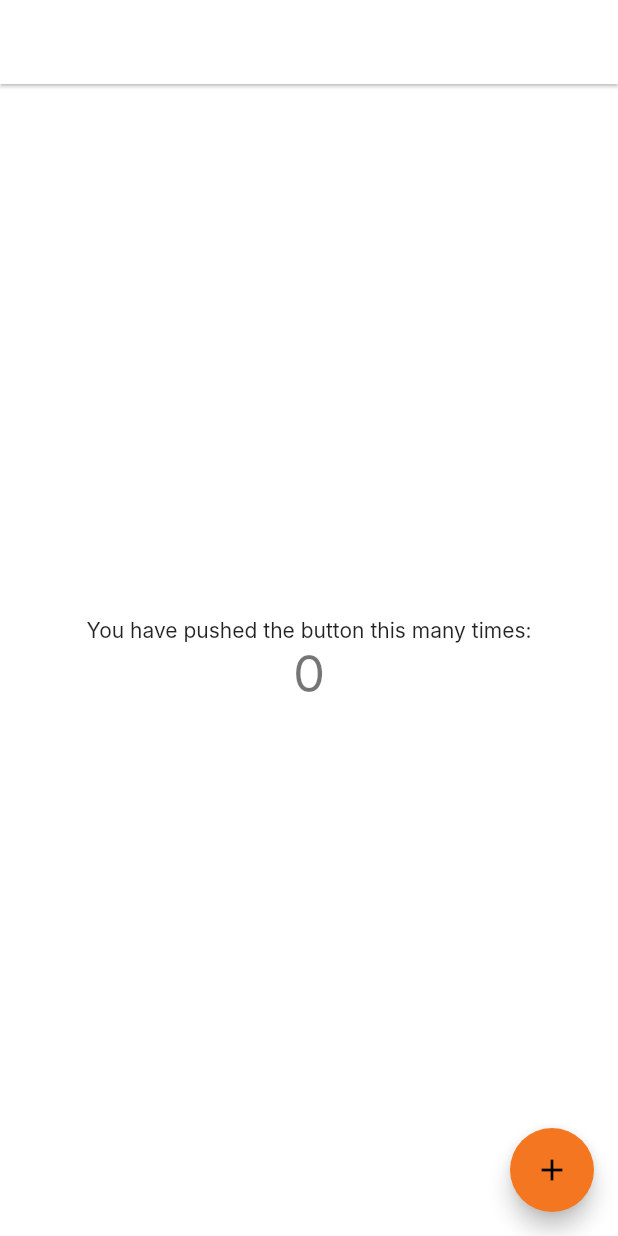
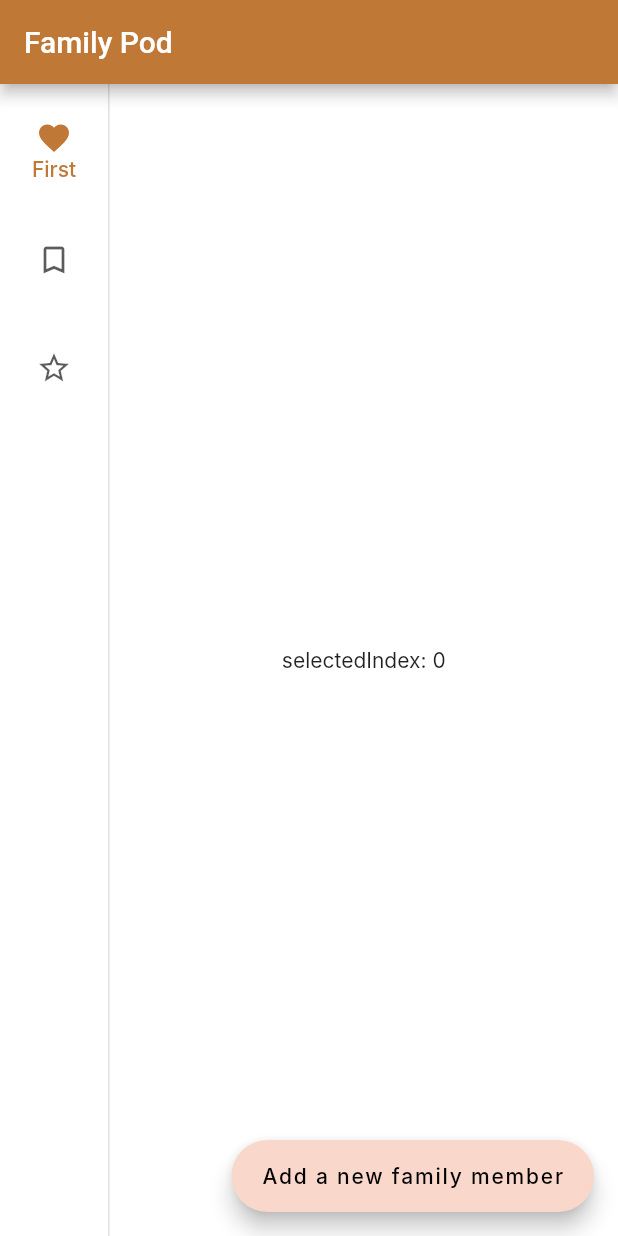
Before and after one commit to essuraj/family_pod, a Flutter app: the screen it shows after launch, on a phone screen of 412 x 824 dp. Run offline on Flutter 3.47's test engine with Material 2 defaults, Android fonts, the light colour scheme and no system bars; our stand-ins replace get, logger; Roboto replaces fonts that are missing (Inter).

Commit message:
refactor to routes

```diff
--- /dev/null
+++ b/lib/core/routes.dart
@@ -0,0 +1,16 @@
+import 'package:family_pod/pages/home_page.dart';
+import 'package:family_pod/pages/manage/add_member.dart';
+import 'package:get/get.dart';
+
+class AppRoutes {
+  static final routeNames = {};
+  static final routes = [
+    GetPage(name: RouteNames.rootPage, page: () => HomePage()),
+    GetPage(name: RouteNames.addMemberPage, page: () => AddMember()),
+  ];
+}
+
+class RouteNames {
+  static final rootPage = "/";
+  static final addMemberPage = "/members/add";
+}
--- a/lib/pages/home_page.dart
+++ b/lib/pages/home_page.dart
@@ -1,86 +1,65 @@
+import 'package:family_pod/core/constants.dart';
+import 'package:family_pod/core/routes.dart';
+import 'package:family_pod/widgets/add_member.dart';
 import 'package:flutter/material.dart';
+import 'package:get/get.dart';
 
 class HomePage extends StatefulWidget {
-  HomePage({Key? key, required this.title}) : super(key: key);
-
-  // This widget is the home page of your application. It is stateful, meaning
-  // that it has a State object (defined below) that contains fields that affect
-  // how it looks.
-
-  // This class is the configuration for the state. It holds the values (in this
-  // case the title) provided by the parent (in this case the App widget) and
-  // used by the build method of the State. Fields in a Widget subclass are
-  // always marked "final".
-
-  final String title;
-
   @override
   _HomePageState createState() => _HomePageState();
 }
 
 class _HomePageState extends State<HomePage> {
-  int _counter = 0;
-
-  void _incrementCounter() {
-    setState(() {
-      // This call to setState tells the Flutter framework that something has
-      // changed in this State, which causes it to rerun the build method below
-      // so that the display can reflect the updated values. If we changed
-      // _counter without calling setState(), then the build method would not be
-      // called again, and so nothing would appear to happen.
-      _counter++;
-    });
-  }
+  int _selectedIndex = 0;
 
   @override
   Widget build(BuildContext context) {
-    // This method is rerun every time setState is called, for instance as done
-    // by the _incrementCounter method above.
-    //
-    // The Flutter framework has been optimized to make rerunning build methods
-    // fast, so that you can just rebuild anything that needs updating rather
-    // than having to individually change instances of widgets.
     return Scaffold(
       appBar: AppBar(
-        // Here we take the value from the MyHomePage object that was created by
-        // the App.build method, and use it to set our appbar title.
-        title: Text(widget.title),
+        title: Text(AppConstants.SITE_NAME),
       ),
-      body: Center(
-        // Center is a layout widget. It takes a single child and positions it
-        // in the middle of the parent.
-        child: Column(
-          // Column is also a layout widget. It takes a list of children and
-          // arranges them vertically. By default, it sizes itself to fit its
-          // children horizontally, and tries to be as tall as its parent.
-          //
-          // Invoke "debug painting" (press "p" in the console, choose the
-          // "Toggle Debug Paint" action from the Flutter Inspector in Android
-          // Studio, or the "Toggle Debug Paint" command in Visual Studio Code)
-          // to see the wireframe for each widget.
-          //
-          // Column has various properties to control how it sizes itself and
-          // how it positions its children. Here we use mainAxisAlignment to
-          // center the children vertically; the main axis here is the vertical
-          // axis because Columns are vertical (the cross axis would be
-          // horizontal).
-          mainAxisAlignment: MainAxisAlignment.center,
-          children: <Widget>[
-            Text(
-              'You have pushed the button this many times:',
+      body: Row(
+        children: <Widget>[
+          NavigationRail(
+            selectedIndex: _selectedIndex,
+            onDestinationSelected: (int index) {
+              setState(() {
+                _selectedIndex = index;
+              });
+            },
+            labelType: NavigationRailLabelType.selected,
+            destinations: <NavigationRailDestination>[
+              NavigationRailDestination(
+                icon: Icon(Icons.favorite_border),
+                selectedIcon: Icon(Icons.favorite),
+                label: Text('First'),
+              ),
+              NavigationRailDestination(
+                icon: Icon(Icons.bookmark_border),
+                selectedIcon: Icon(Icons.book),
+                label: Text('Second'),
+              ),
+              NavigationRailDestination(
+                icon: Icon(Icons.star_border),
+                selectedIcon: Icon(Icons.star),
+                label: Text('Third'),
+              ),
+            ],
+          ),
+          const VerticalDivider(thickness: 1, width: 1),
+          // This is the main content.
+          Expanded(
+            child: Center(
+              child: Text('selectedIndex: $_selectedIndex'),
             ),
-            Text(
-              '$_counter',
-              style: Theme.of(context).textTheme.headline4,
-            ),
-          ],
-        ),
+          )
+        ],
       ),
-      floatingActionButton: FloatingActionButton(
-        onPressed: _incrementCounter,
-        tooltip: 'Increment',
-        child: Icon(Icons.add),
-      ), // This trailing comma makes auto-formatting nicer for build methods.
+      floatingActionButton: FloatingActionButton.extended(
+          onPressed: () {
+            Get.toNamed(RouteNames.addMemberPage);
+          },
+          label: Text("Add a new family member")),
     );
   }
 }
```
Also changed, not shown: lib/core/theme.dart (+21 -20 lines), lib/main.dart (+3 -5 lines), lib/pages/manage/add_member.dart (added, +20 -0 lines), lib/widgets/add_member.dart (added, +45 -0 lines).
